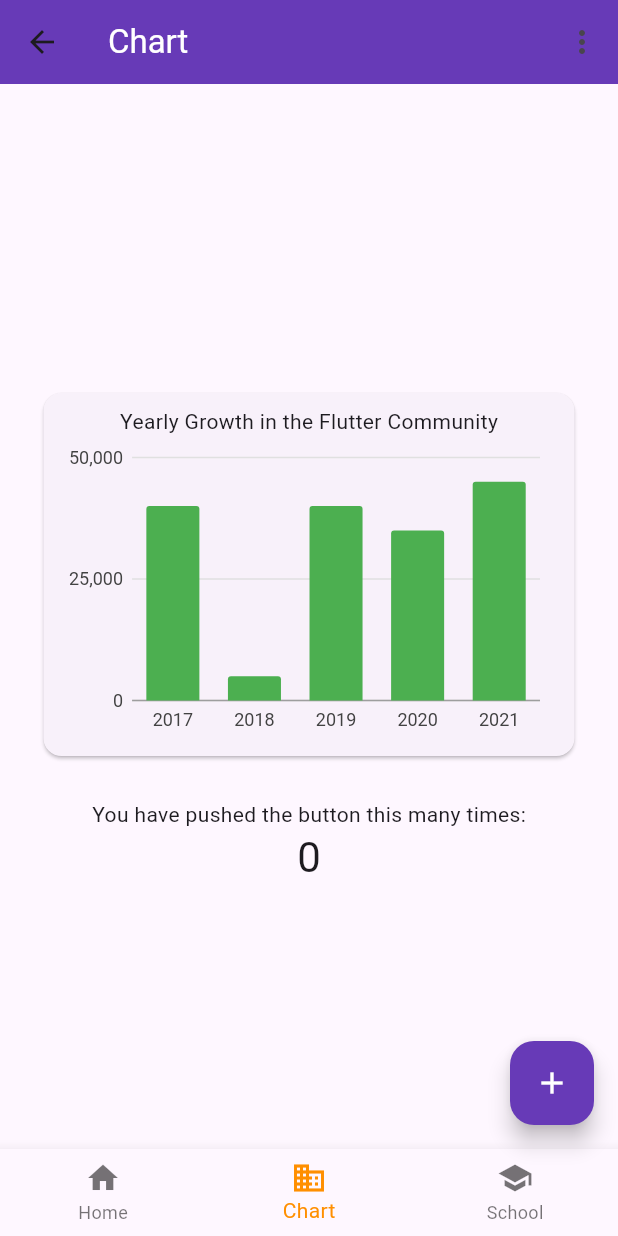
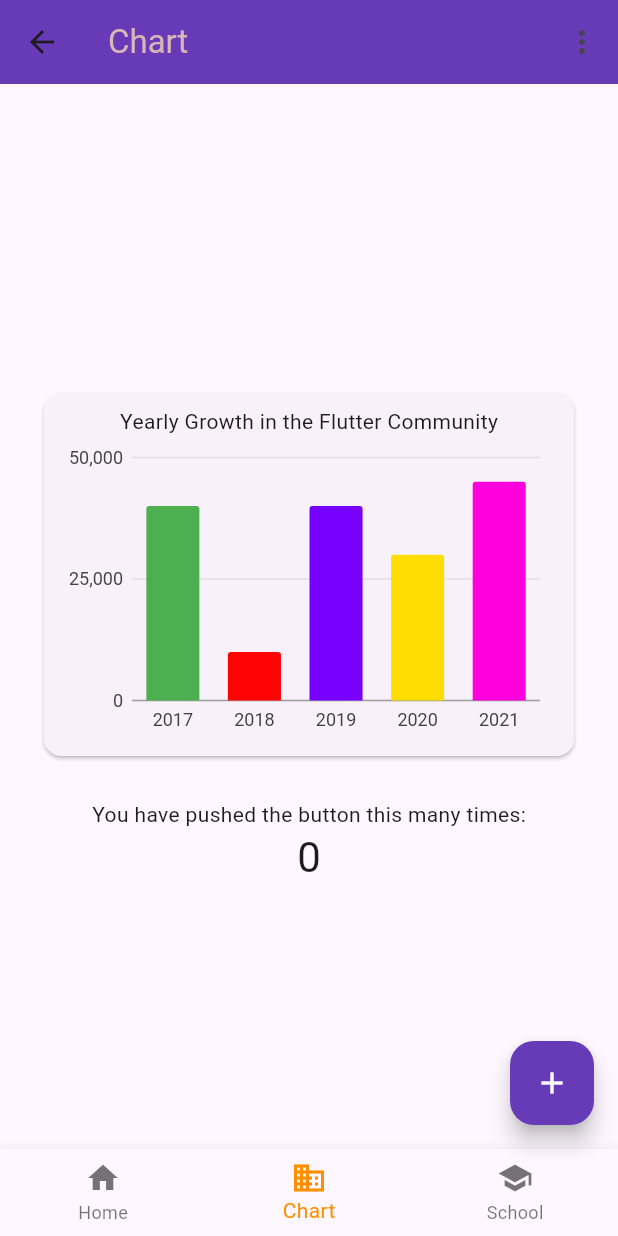
Before and after one commit to ThanhDVGCH18576/Flutter_LearningDart, a Flutter app: the NoteView screen opened by its route, on a phone screen of 412 x 824 dp. Run offline on Flutter 3.47's test engine with Material 2 defaults, Android fonts, the phone set to English and light mode, and no system bars; our stand-ins replace charts_flutter, firebase_auth, firebase_core, sqflite; missing offline and left inert: dart:ffi; accounts and stored records are empty; generated files the repository leaves out were written again.

Commit message:
update code

```diff
--- a/lib/db_handler.dart
+++ b/lib/db_handler.dart
@@ -1,3 +1,5 @@
+// ignore_for_file: empty_catches
+
 import 'package:sqflite/sqflite.dart' as sql;
 
 class SQLHandler {
--- a/lib/home_screen.dart
+++ b/lib/home_screen.dart
@@ -94,11 +94,18 @@ class _HomeScreenState extends State<HomeScreen> {
                   // Hide bottom sheet
                   Navigator.of(context).pop();
                 },
+                style: ElevatedButton.styleFrom(
+                  primary: Colors.amber,
+                  onPrimary: Colors.black,
+                ),
                 child: Padding(
                   padding: EdgeInsets.all(15),
                   child: Text(
                     id == null ? "Add Data" : "Update",
-                    style: TextStyle(fontSize: 18, fontWeight: FontWeight.w600),
+                    style: TextStyle(
+                      fontSize: 18,
+                      fontWeight: FontWeight.w600,
+                    ),
                   ),
                 ),
               ),
--- a/lib/views/note_view.dart
+++ b/lib/views/note_view.dart
@@ -31,7 +31,6 @@ class _NoteViewState extends State<NoteView> {
   }
 
   final List<BarChartSeries> barChartData = [
-
     BarChartSeries(
       year: "2017",
       developers: 40000,
@@ -39,28 +38,30 @@ class _NoteViewState extends State<NoteView> {
     ),
     BarChartSeries(
       year: "2018",
-      developers: 5000,
-      barColor: charts.ColorUtil.fromDartColor(Colors.green),
+      developers: 10000,
+      barColor: charts.ColorUtil.fromDartColor(Color.fromARGB(255, 255, 2, 2)),
     ),
     BarChartSeries(
       year: "2019",
       developers: 40000,
-      barColor: charts.ColorUtil.fromDartColor(Colors.green),
+      barColor:
+          charts.ColorUtil.fromDartColor(Color.fromARGB(255, 119, 0, 255)),
     ),
     BarChartSeries(
       year: "2020",
-      developers: 35000,
-      barColor: charts.ColorUtil.fromDartColor(Colors.green),
+      developers: 30000,
+      barColor:
+          charts.ColorUtil.fromDartColor(Color.fromARGB(255, 255, 221, 0)),
     ),
     BarChartSeries(
       year: "2021",
       developers: 45000,
-      barColor: charts.ColorUtil.fromDartColor(Colors.green),
+      barColor:
+          charts.ColorUtil.fromDartColor(Color.fromARGB(255, 255, 0, 221)),
     ),
   ];
 
   final List<PieChartSeries> pieChartData = [
-
     PieChartSeries(
       year: "2017",
       developers: 40000,
@@ -89,7 +90,6 @@ class _NoteViewState extends State<NoteView> {
   ];
 
   final List<LineChartSeries> lineChartData = [
-
     LineChartSeries(
       year: "2017",
       developers: 40000,
@@ -122,16 +122,17 @@ class _NoteViewState extends State<NoteView> {
     return Scaffold(
       bottomNavigationBar: BottomNavagation(tabKey: 1),
       appBar: AppBar(
-        title: Text("Chart",style:TextStyle(color: Colors.white) ),
+        title: Text("Chart",
+            style: TextStyle(color: Color.fromARGB(255, 215, 182, 182))),
         backgroundColor: Colors.deepPurple,
         actions: [
           PopupMenuButton<MenuAction>(
-            color: Colors.white,
+            color: Color.fromARGB(255, 247, 247, 247),
             onSelected: (value) async {
               switch (value) {
                 case MenuAction.logout:
                   final shouldLogout = await showLogOutDialog(context);
-                  if(shouldLogout){
+                  if (shouldLogout) {
                     await FirebaseAuth.instance.signOut();
                     // ignore: use_build_context_synchronously
                     Navigator.of(context).pushNamedAndRemoveUntil(
@@ -156,9 +157,8 @@ class _NoteViewState extends State<NoteView> {
       body: Center(
         child: Column(
           mainAxisAlignment: MainAxisAlignment.center,
-          children:
-          <Widget>[
-            BarChart(data:barChartData),
+          children: <Widget>[
+            BarChart(data: barChartData),
             const Text(
               'You have pushed the button this many times:',
             ),
```
